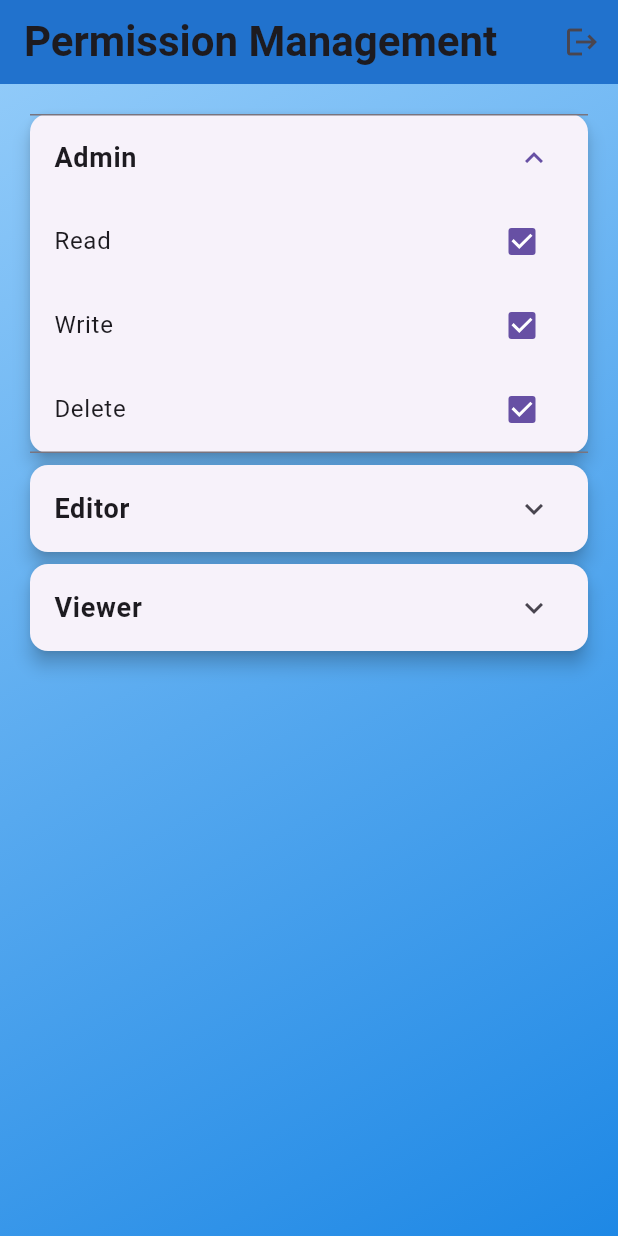
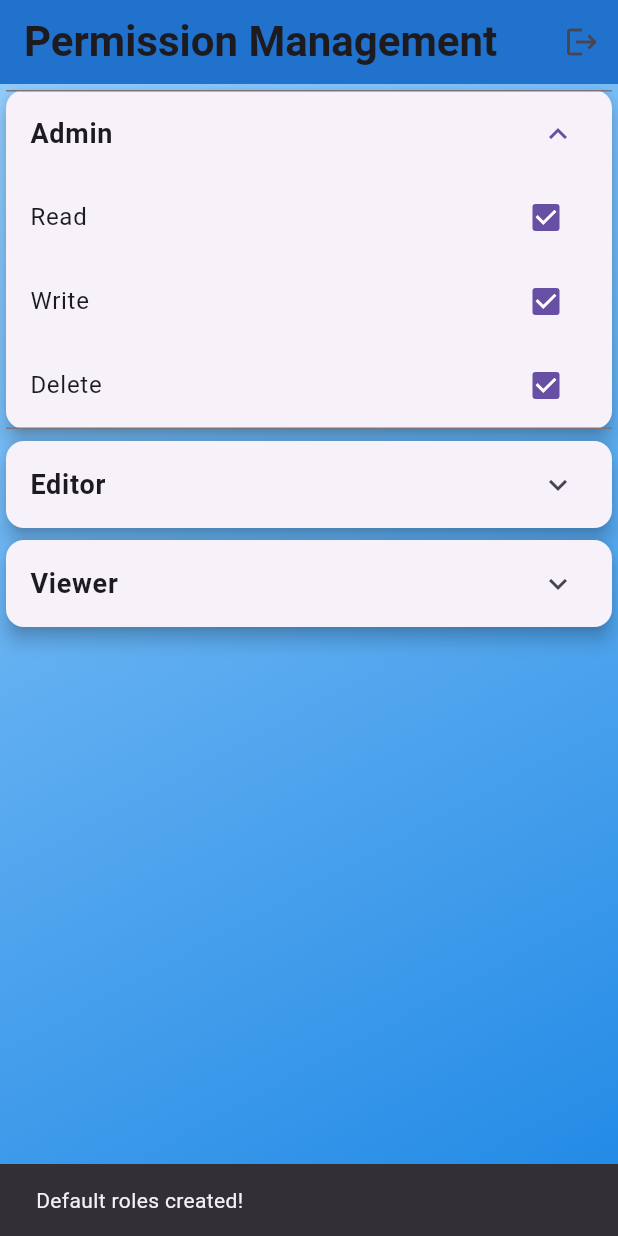
Before and after one commit to harshrajurkar/admin-conole-WebApp, a Flutter app: the PermissionManagementPage screen opened directly, after a tap on "Admin", on a phone screen of 412 x 824 dp. Run offline on Flutter 3.47's test engine with Material 3 defaults, Android fonts, the phone set to English and light mode, and no system bars; our stand-ins replace cloud_firestore, firebase_auth, firebase_core; accounts and stored records are empty.

Commit message:
done making permission management page

```diff
--- a/lib/pages/permission_management_page.dart
+++ b/lib/pages/permission_management_page.dart
@@ -1,5 +1,5 @@
+import 'package:flutter/material.dart';
 import 'package:cloud_firestore/cloud_firestore.dart';
-import 'package:flutter/material.dart';
 import '../widgets/custom_app_bar.dart';
 
 class PermissionManagementPage extends StatefulWidget {
@@ -11,33 +11,73 @@ class PermissionManagementPage extends StatefulWidget {
 }
 
 class _PermissionManagementPageState extends State<PermissionManagementPage> {
-  // Mock roles with permissions and their initial states
-  final List<Map<String, dynamic>> roles = [
-    {
-      "name": "Admin",
-      "permissions": [
-        {"name": "Read", "enabled": true},
-        {"name": "Write", "enabled": true},
-        {"name": "Delete", "enabled": true},
-      ],
+  final FirebaseFirestore firestore = FirebaseFirestore.instance;
+
+  // Function to initialize roles if not present
+  Future<void> _initializeRoles() async {
+    try {
+      final rolesCollection = await firestore.collection('roles').get();
+
+      if (rolesCollection.docs.isEmpty) {
+        // Add default roles
+        await firestore.collection('roles').doc('Admin').set({
+          'permissions': {
+            'Read': true,
+            'Write': true,
+            'Delete': true,
           },
-    {
-      "name": "Editor",
-      "permissions": [
-        {"name": "Read", "enabled": true},
-        {"name": "Write", "enabled": true},
-        {"name": "Delete", "enabled": false},
-      ],
+        });
+
+        await firestore.collection('roles').doc('Editor').set({
+          'permissions': {
+            'Read': true,
+            'Write': true,
+            'Delete': false,
           },
-    {
-      "name": "Viewer",
-      "permissions": [
-        {"name": "Read", "enabled": true},
-        {"name": "Write", "enabled": false},
-        {"name": "Delete", "enabled": false},
-      ],
+        });
+
+        await firestore.collection('roles').doc('Viewer').set({
+          'permissions': {
+            'Read': true,
+            'Write': false,
+            'Delete': false,
           },
-  ];
+        });
+
+        ScaffoldMessenger.of(context).showSnackBar(
+          const SnackBar(content: Text('Default roles created!')),
+        );
+      }
+    } catch (e) {
+      ScaffoldMessenger.of(context).showSnackBar(
+        SnackBar(content: Text('Error initializing roles: $e')),
+      );
+    }
+  }
+
+  // Function to update permission
+  Future<void> _updatePermission(
+      String roleName, String permissionName, bool enabled) async {
+    try {
+      await firestore
+          .collection('roles')
+          .doc(roleName)
+          .update({'permissions.$permissionName': enabled});
+      ScaffoldMessenger.of(context).showSnackBar(
+        const SnackBar(content: Text('Permission updated successfully!')),
+      );
+    } catch (e) {
+      ScaffoldMessenger.of(context).showSnackBar(
+        SnackBar(content: Text('Error updating permission: $e')),
+      );
+    }
+  }
+
+  @override
+  void initState() {
+    super.initState();
+    _initializeRoles(); // Initialize roles on page load
+  }
 
   @override
   Widget build(BuildContext context) {
@@ -51,12 +91,78 @@ class _PermissionManagementPageState extends State<PermissionManagementPage> {
             end: Alignment.bottomRight,
           ),
         ),
-        child: Padding(
-          padding: const EdgeInsets.all(16.0),
-          child: ListView.builder(
+        child: StreamBuilder<QuerySnapshot>(
+          stream: firestore.collection('roles').snapshots(),
+          builder: (context, snapshot) {
+            // Handling connection state
+            if (snapshot.connectionState == ConnectionState.waiting) {
+              return const Center(child: CircularProgressIndicator());
+            }
+            if (snapshot.hasError) {
+              return const Center(child: Text('Error fetching roles'));
+            }
+            if (!snapshot.hasData || snapshot.data!.docs.isEmpty) {
+              return const Center(child: Text('No roles available'));
+            }
+
+            // Map the data safely
+            final roles = snapshot.data!.docs.map((doc) {
+              final data = doc.data() as Map<String, dynamic>? ?? {};
+
+              // Extract permissions safely
+              final permissionsMap =
+                  data['permissions'] as Map<String, dynamic>? ?? {};
+
+              final permissions = permissionsMap.entries
+                  .map((entry) => {
+                        'name': entry.key.toString(),
+                        'enabled': entry.value as bool? ?? false,
+                      })
+                  .toList();
+
+              return {
+                'name': doc.id, // Role ID as role name
+                'permissions': permissions,
+              };
+            }).toList();
+
+            return ListView.builder(
               itemCount: roles.length,
               itemBuilder: (context, index) {
                 final role = roles[index];
+
+                // Safely access role name and permissions
+                final roleName = role['name'] as String? ?? 'Unknown Role';
+                final permissions =
+                    role['permissions'] as List<Map<String, dynamic>>?;
+
+                return RoleTile(
+                  roleName: roleName,
+                  permissions: permissions ?? [],
+                  updatePermission: _updatePermission,
+                );
+              },
+            );
+          },
+        ),
+      ),
+    );
+  }
+}
+
+class RoleTile extends StatelessWidget {
+  final String roleName;
+  final List<Map<String, dynamic>> permissions;
+  final Future<void> Function(String, String, bool) updatePermission;
+
+  const RoleTile({
+    required this.roleName,
+    required this.permissions,
+    required this.updatePermission,
+  });
+
+  @override
+  Widget build(BuildContext context) {
     return Card(
       elevation: 5,
       shape: RoundedRectangleBorder(
@@ -64,47 +170,36 @@ class _PermissionManagementPageState extends State<PermissionManagementPage> {
       ),
       child: ExpansionTile(
         title: Text(
-                    role["name"],
+          roleName,
           style: const TextStyle(
             fontSize: 18,
             fontWeight: FontWeight.bold,
           ),
         ),
-                  children: [
-                    ...role["permissions"].map<Widget>((permission) {
+        children: permissions.map<Widget>((permission) {
+          final permissionName = permission['name'] as String;
+          final permissionEnabled = permission['enabled'] as bool;
+
+          // Use ValueNotifier for efficient updates
+          final ValueNotifier<bool> notifier =
+              ValueNotifier<bool>(permissionEnabled);
+
+          return ValueListenableBuilder<bool>(
+            valueListenable: notifier,
+            builder: (context, value, child) {
               return CheckboxListTile(
-                        title: Text(permission["name"]),
-                        value: permission["enabled"],
-                        onChanged: (bool? value) {
-                          setState(() {
-                            permission["enabled"] = value ?? false;
-                          });
-                          Future<void> _updatePermission(String roleName,
-                              String permissionName, bool enabled) async {
-                            try {
-                              await FirebaseFirestore.instance
-                                  .collection('roles')
-                                  .doc(roleName)
-                                  .update({
-                                'permissions.$permissionName': enabled,
-                              });
-                            } catch (e) {
-                              ScaffoldMessenger.of(context).showSnackBar(
-                                SnackBar(
-                                    content:
-                                        Text('Error updating permission: $e')),
+                title: Text(permissionName),
+                value: value,
+                onChanged: (bool? newValue) async {
+                  final isEnabled = newValue ?? false;
+                  notifier.value = isEnabled; // Update local state
+                  await updatePermission(
+                      roleName, permissionName, isEnabled); // Persist change
+                },
               );
-                            }
-                          }
             },
           );
         }).toList(),
-                  ],
-                ),
-              );
-            },
-          ),
-        ),
       ),
     );
   }
```
Lines whose indentation alone changed are shown as unchanged.
